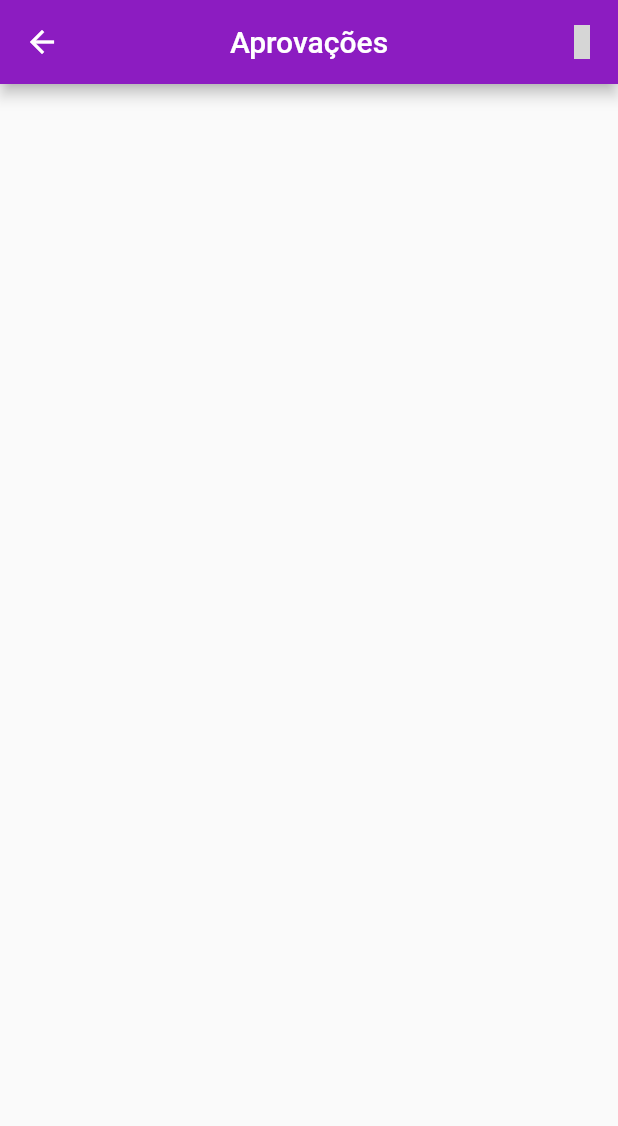
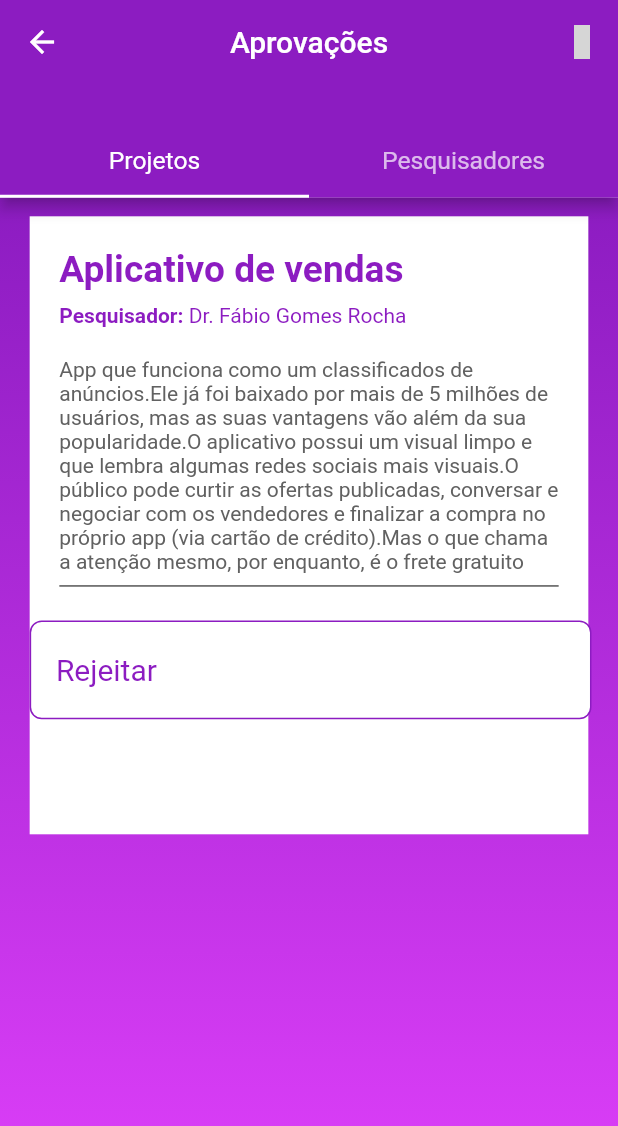
Before and after one commit to jjoaovitor7-unit/Sistema-Gestao-Projeto, a Flutter app: the AprovacoesPage screen opened directly, on a phone screen of 412 x 824 dp. Shown: the top 1126 px of the screen. Run offline on Flutter 3.47's test engine with Material 2 defaults, Android fonts, the light colour scheme and no system bars; our stand-ins replace cloud_firestore, device_preview, email_validator, firebase_auth, firebase_core, flutter_speed_dial and 1 more; accounts and stored records are empty; grey boxes are pictures that could not be loaded.

Commit message:
Adicionoando abas

```diff
--- a/gestro_app/lib/pages/aprovacoes.page.dart
+++ b/gestro_app/lib/pages/aprovacoes.page.dart
@@ -1,5 +1,9 @@
 import 'package:flutter/material.dart';
+import 'package:gestro_app/themes/globals.themes.dart';
 import 'package:gestro_app/widgets/appBarGestro.widget.dart';
+import 'package:gestro_app/widgets/cardAprovacoes.page.dart';
+import 'package:gestro_app/widgets/cardProjetos.widget.dart';
+import 'package:gestro_app/widgets/containerGestroGrande.widget.dart';
 
 class AprovacoesPage extends StatelessWidget {
   @override
@@ -7,8 +11,32 @@ class AprovacoesPage extends StatelessWidget {
     return DefaultTabController(
       length: 2,
       child: Scaffold(
-        appBar: AppBarGestro(title: "Aprovações"),
-      ),
+          appBar: PreferredSize(
+            preferredSize: Size.fromHeight(MediaQuery.of(context).size.height * 0.16),
+            child: AppBarGestro(
+              title: "Aprovações",
+              tabBar: true,
+            ),
+          ),
+          body: TabBarView(
+            children: [
+              Container(
+                decoration: BoxDecoration(
+                  gradient: gradientGestro,
+                ),
+                child: ListView(
+                  children: [
+                    CardAprocaoes(),
+                  ],
+                ),
+              ),
+              Container(
+                decoration: BoxDecoration(
+                  gradient: gradientGestro,
+                ),
+              ),
+            ],
+          )),
     );
   }
 }
--- a/gestro_app/lib/pages/login_screen.page.dart
+++ b/gestro_app/lib/pages/login_screen.page.dart
@@ -5,8 +5,8 @@ import 'package:firebase_auth/firebase_auth.dart';
 import 'package:firebase_core/firebase_core.dart';
 
 import 'package:gestro_app/pages/cadastro_screen.page.dart';
+import 'package:gestro_app/pages/projetos.page.dart';
 import 'package:gestro_app/pages/home.page.dart';
-import 'package:gestro_app/pages/pagInicial.page.dart';
 import 'package:gestro_app/themes/globals.themes.dart';
 import 'package:gestro_app/widgets/buttonGestro.widget.dart';
 import 'package:gestro_app/widgets/containerGestro.widget.dart';
@@ -129,7 +129,7 @@ class LoginScreen extends StatelessWidget {
                               Navigator.pushReplacement(
                                 context,
                                 MaterialPageRoute(
-                                  builder: (context) => PagInicial(),
+                                  builder: (context) => HomePage(),
                                 ),
                               );
                             }
--- a/gestro_app/lib/themes/globals.themes.dart
+++ b/gestro_app/lib/themes/globals.themes.dart
@@ -5,8 +5,14 @@ const purplePrimary = const Color(0XFFe5cbf1);
 const purpleSecudary = const Color(0xff8c1cc1);
 
 //names
-const newEntrant = "RYANAIR";
-const incumbent = "BRITISH AIRWAYS";
+LinearGradient gradientGestro = new LinearGradient(
+  begin: Alignment.topLeft,
+  end: Alignment.bottomLeft,
+  colors: [
+    purpleSecudary,
+    Colors.purpleAccent,
+  ],
+);
 
 //Mensagens
 const mensagemManutencao = const Text("Essa página ainda está em desenvolvimento amiguinho\n att: Claylton :D");
--- a/gestro_app/lib/widgets/appBarGestro.widget.dart
+++ b/gestro_app/lib/widgets/appBarGestro.widget.dart
@@ -5,10 +5,14 @@ import 'package:gestro_app/themes/globals.themes.dart';
 class AppBarGestro extends StatefulWidget implements PreferredSizeWidget {
   final String title;
   final bool tabBar;
+  final String tabBarName1;
+  final String tabBarName2;
 
   const AppBarGestro({
     @required this.title,
     this.tabBar = false,
+    this.tabBarName1,
+    this.tabBarName2,
   });
 
   @override
@@ -41,28 +45,32 @@ class _AppBarGestroState extends State<AppBarGestro> {
           width: MediaQuery.of(context).size.width * 0.03,
         )
       ],
-      // bottom: TabBar(
-      //   tabs: [
-      //     Tab(
-      //       child: Text(
-      //         'Consultas',
-      //         style: TextStyle(
-      //           fontSize: MediaQuery.of(context).size.width * 0.045,
-      //           fontWeight: FontWeight.w400,
-      //         ),
-      //       ),
-      //     ),
-      //     Tab(
-      //       child: Text(
-      //         'Pacientes',
-      //         style: TextStyle(
-      //           fontSize: MediaQuery.of(context).size.width * 0.045,
-      //           fontWeight: FontWeight.w400,
-      //         ),
-      //       ),
-      //     ),
-      //   ],
-      // ),
+      bottom: this.widget.tabBar
+          ? TabBar(
+              onTap: (value) {},
+              indicatorColor: Colors.white,
+              tabs: <Widget>[
+                Tab(
+                  child: Text(
+                    'Projetos',
+                    style: TextStyle(
+                      fontSize: MediaQuery.of(context).size.width * 0.04,
+                      fontWeight: FontWeight.w400,
+                    ),
+                  ),
+                ),
+                Tab(
+                  child: Text(
+                    'Pesquisadores',
+                    style: TextStyle(
+                      fontSize: MediaQuery.of(context).size.width * 0.04,
+                      fontWeight: FontWeight.w400,
+                    ),
+                  ),
+                ),
+              ],
+            )
+          : null,
     );
   }
 
--- a/gestro_app/lib/widgets/button2Gestro.widget.dart
+++ b/gestro_app/lib/widgets/button2Gestro.widget.dart
@@ -6,8 +6,9 @@ import 'package:gestro_app/themes/globals.themes.dart';
 class Button2Gestro extends StatelessWidget {
   final String text;
   final Function onTap;
+  final IconData icon;
 
-  const Button2Gestro({@required this.text, @required this.onTap});
+  const Button2Gestro({@required this.text, @required this.onTap, this.icon});
 
   @override
   Widget build(BuildContext context) {
@@ -43,9 +44,7 @@ class Button2Gestro extends StatelessWidget {
                 ),
               ),
               Icon(
-                FontAwesome.doc_text,
-                color: purpleSecudary,
-                size: MediaQuery.of(context).size.height * 0.035,
+                this.icon,
               ),
             ],
           ),
--- /dev/null
+++ b/gestro_app/lib/widgets/cardAprovacoes.page.dart
@@ -0,0 +1,98 @@
+import 'package:flutter/material.dart';
+import 'package:gestro_app/themes/globals.themes.dart';
+import 'package:gestro_app/widgets/button2Gestro.widget.dart';
+import 'package:gestro_app/widgets/buttonGestro.widget.dart';
+
+class CardAprocaoes extends StatelessWidget {
+  @override
+  Widget build(BuildContext context) {
+    return Container(
+      height: MediaQuery.of(context).size.height * 0.5,
+      margin: EdgeInsets.only(
+        top: MediaQuery.of(context).size.height * 0.015,
+        left: MediaQuery.of(context).size.height * 0.024,
+        right: MediaQuery.of(context).size.height * 0.024,
+      ),
+      color: Colors.white,
+      child: Column(
+        crossAxisAlignment: CrossAxisAlignment.start,
+        children: [
+          Padding(
+            padding: EdgeInsets.only(
+              top: MediaQuery.of(context).size.height * 0.0,
+              left: MediaQuery.of(context).size.height * 0.024,
+              right: MediaQuery.of(context).size.height * 0.024,
+            ),
+            child: Column(
+              crossAxisAlignment: CrossAxisAlignment.start,
+              mainAxisAlignment: MainAxisAlignment.spaceEvenly,
+              children: [
+                SizedBox(
+                  height: MediaQuery.of(context).size.height * 0.025,
+                ),
+                Row(
+                  mainAxisAlignment: MainAxisAlignment.spaceBetween,
+                  children: [
+                    Text(
+                      "Aplicativo de vendas",
+                      style: TextStyle(
+                        color: purpleSecudary,
+                        fontSize: MediaQuery.of(context).size.height * 0.03,
+                        fontWeight: FontWeight.w700,
+                      ),
+                    ),
+                  ],
+                ),
+                SizedBox(
+                  height: MediaQuery.of(context).size.height * 0.01,
+                ),
+                Row(
+                  children: [
+                    Text(
+                      "Pesquisador: ",
+                      style: TextStyle(
+                        color: purpleSecudary,
+                        fontWeight: FontWeight.bold,
+                      ),
+                    ),
+                    Text(
+                      "Dr. Fábio Gomes Rocha",
+                      style: TextStyle(
+                        color: purpleSecudary,
+                        fontStyle: FontStyle.normal,
+                      ),
+                    ),
+                  ],
+                ),
+                SizedBox(
+                  height: MediaQuery.of(context).size.height * 0.025,
+                ),
+                Text(
+                  "App que funciona como um classificados de anúncios."
+                  "Ele já foi baixado por mais de 5 milhões de usuários, mas as suas vantagens vão além da sua popularidade."
+                  "O aplicativo possui um visual limpo e que lembra algumas redes sociais mais visuais."
+                  "O público pode curtir as ofertas publicadas, conversar e negociar com os vendedores e "
+                  "finalizar a compra no próprio app (via cartão de crédito)."
+                  "Mas o que chama a atenção mesmo, por enquanto, é o frete gratuito",
+                  style: TextStyle(
+                    color: Colors.grey[700],
+                  ),
+                ),
+                Divider(
+                  color: Colors.black,
+                ),
+              ],
+            ),
+          ),
+          Row(
+            mainAxisAlignment: MainAxisAlignment.end,
+            children: [
+              Button2Gestro(text: "Rejeitar", onTap: null),
+              // ButtonGestro(text: "Aprovrar"),
+            ],
+          ),
+        ],
+      ),
+    );
+  }
+}
--- a/gestro_app/lib/widgets/cardProjetos.widget.dart
+++ b/gestro_app/lib/widgets/cardProjetos.widget.dart
@@ -7,7 +7,7 @@ class CardProjetos extends StatelessWidget {
     return Container(
       height: MediaQuery.of(context).size.height * 0.2,
       margin: EdgeInsets.only(
-        top: MediaQuery.of(context).size.height * 0.0,
+        top: MediaQuery.of(context).size.height * 0.015,
         left: MediaQuery.of(context).size.height * 0.024,
         right: MediaQuery.of(context).size.height * 0.024,
       ),
```
Also changed, not shown: gestro_app/lib/pages/home.page.dart (+62 -60 lines), gestro_app/lib/pages/pagInicial.page.dart (deleted, +0 -76 lines), gestro_app/lib/pages/projetos.page.dart (added, +61 -0 lines).
